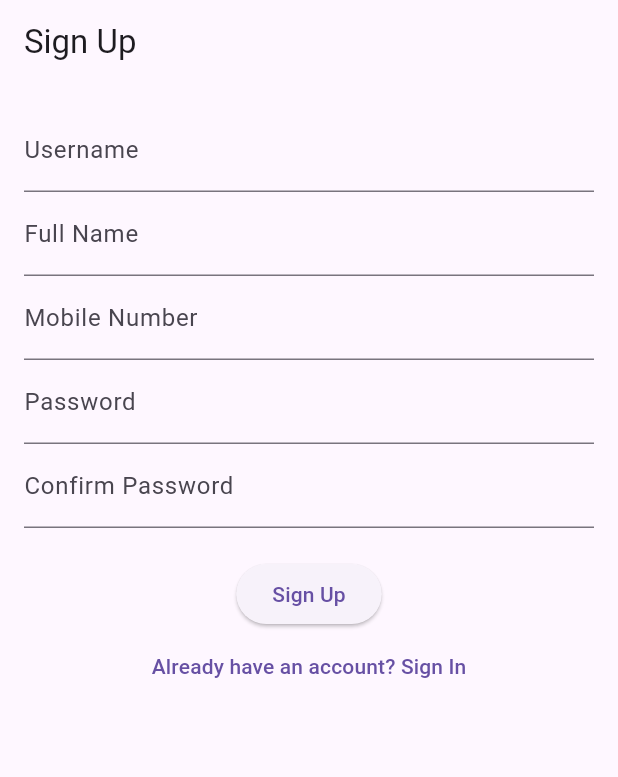
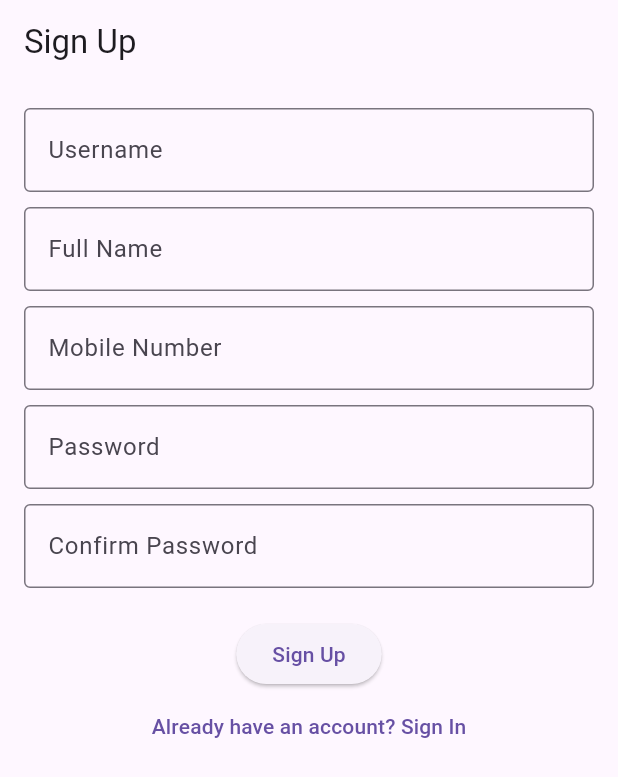
Before and after one commit to roundspecs/jonogon, a Flutter app: the SignUpPage screen opened by its route, on a phone screen of 412 x 824 dp. Shown: the top 777 px of the screen. Run offline on Flutter 3.47's test engine with Material 3 defaults, Android fonts, the phone set to English and light mode, and no system bars; our stand-ins replace bloc, equatable, flutter_bloc, flutter_profile_picture, go_router, image_picker.

```diff
--- a/frontend/lib/features/sign_up/sign_up.dart
+++ b/frontend/lib/features/sign_up/sign_up.dart
@@ -19,28 +19,37 @@ class SignUpPage extends StatelessWidget {
               const TextField(
               decoration: InputDecoration(
                 labelText: 'Username',
+                border: OutlineInputBorder(),
               ),
               ),
+              const SizedBox(height: 10),
               const TextField(
               decoration: InputDecoration(
                 labelText: 'Full Name',
+                border: OutlineInputBorder(),
               ),
               ),
+              const SizedBox(height: 10),
               const TextField(
               decoration: InputDecoration(
                 labelText: 'Mobile Number',
+                border: OutlineInputBorder(),
               ),
               keyboardType: TextInputType.phone,
               ),
+              const SizedBox(height: 10),
               const TextField(
               decoration: InputDecoration(
                 labelText: 'Password',
+                border: OutlineInputBorder(),
               ),
               obscureText: true,
               ),
+              const SizedBox(height: 10),
               const TextField(
               decoration: InputDecoration(
                 labelText: 'Confirm Password',
+                border: OutlineInputBorder(),
               ),
               obscureText: true,
               ),
--- a/frontend/lib/router/routes.dart
+++ b/frontend/lib/router/routes.dart
@@ -6,7 +6,7 @@ import 'package:frontend/features/take_initiative/presentation/pages/take_initia
 import 'package:go_router/go_router.dart';
 
 final GoRouter router = GoRouter(
-  initialLocation: '/',
+  initialLocation: '/login',
   routes: <RouteBase>[
     GoRoute(
       path: '/login',
```
Also changed, not shown: frontend/lib/api_repository/initiative_api.dart (+15 -15 lines), frontend/lib/models/ui_models/initiative_model.dart (+4 -4 lines). Lines whose indentation alone changed are shown as unchanged.
